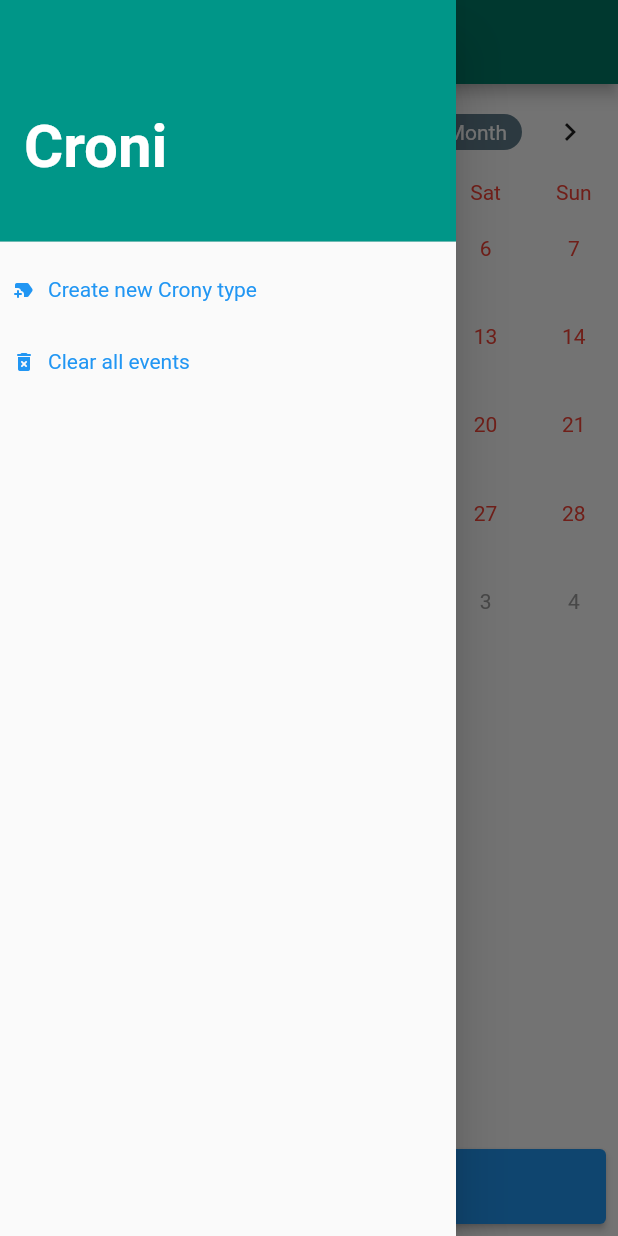
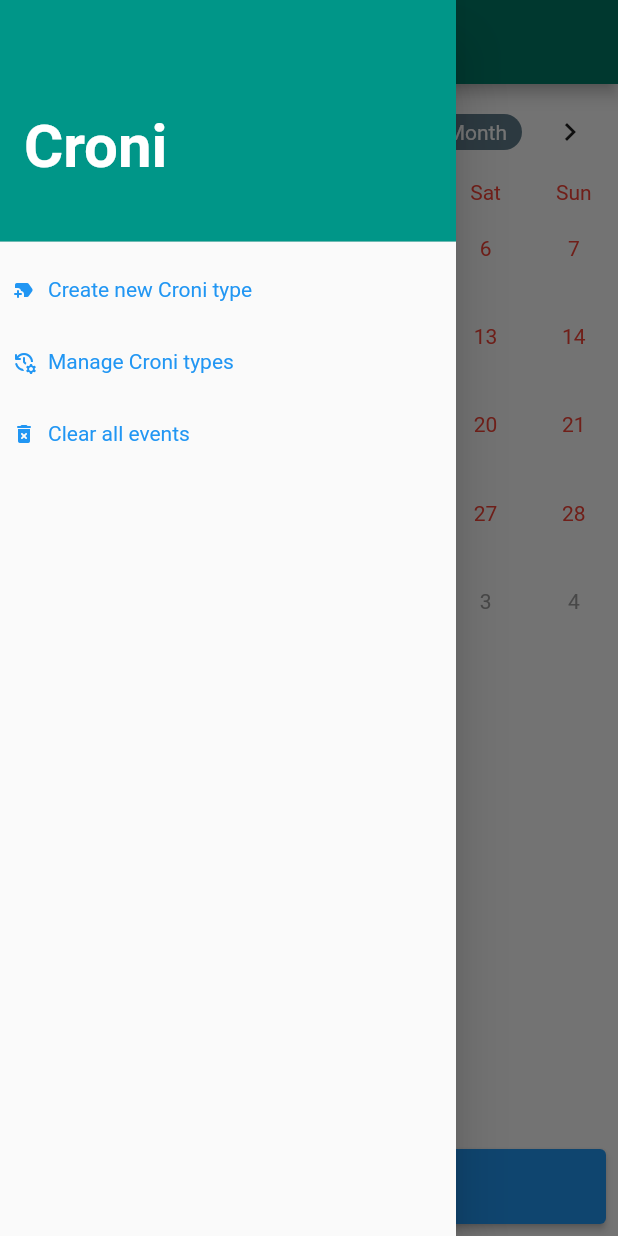
Before and after one commit to AlvaroFerGar/Croni, a Flutter app: the screen it shows after launch, with the side drawer open, on a phone screen of 412 x 824 dp. Run offline on Flutter 3.47's test engine with Material 2 defaults, Android fonts, the light colour scheme and no system bars; drawn by our look-alikes of table_calendar; our stand-ins replace emoji_picker_flutter, flutter_colorpicker.

Commit message:
Cambios menores
Signed-off-by: AlvaroFerGar <42245468+AlvaroFerGar@users.noreply.github.com>

```diff
--- a/lib/main.dart
+++ b/lib/main.dart
@@ -85,7 +85,29 @@ class _HomeCalendarPageState extends State<HomeCalendarPage> {
               label: Align(
                 alignment: Alignment.centerLeft,
                 child: Text(
-                  "Create new Crony type",
+                  "Create new Croni type",
+                  style: TextStyle(
+                    fontWeight: FontWeight.normal,
+                  ),
+                  textAlign: TextAlign.left,
+                ),
+              ),
+            ),
+            TextButton.icon(
+              style: ButtonStyle(
+                  backgroundColor:
+                      MaterialStateProperty.all(Colors.transparent)),
+              onPressed: () => {
+                //TODO. Pasar a un formulario que permita editar/eliminar/ver los tipos
+              },
+              icon: Icon(
+                Icons.manage_history_rounded,
+                size: 16.0,
+              ),
+              label: Align(
+                alignment: Alignment.centerLeft,
+                child: Text(
+                  "Manage Croni types",
                   style: TextStyle(
                     fontWeight: FontWeight.normal,
                   ),
@@ -159,7 +181,7 @@ class _HomeCalendarPageState extends State<HomeCalendarPage> {
                     itemBuilder: (context, int index) {
                       //print("index");
                       //print(index);
-                      List<CroniEvent> eventsInDay=_getEventsForDay(date);
+                      List<CroniEvent> eventsInDay = _getEventsForDay(date);
                       //print(eventsInDay);
                       if (index == null) return Container();
                       return Container(
@@ -246,7 +268,6 @@ class _HomeCalendarPageState extends State<HomeCalendarPage> {
     );
   }
 
-
   Future<void> _onClearAllEvents(BuildContext context) async {
     print("pressed clear");
 
@@ -302,21 +323,30 @@ class _HomeCalendarPageState extends State<HomeCalendarPage> {
 
   Future<void> _onPressedNewCroniEvent(BuildContext context) async {
     print("_onPressedNewCroniEvent  " + _selected_day.toString());
-    List<String> cronitypenames=[];
-    for (CroniType type in _cronitypes)
-    {
-      cronitypenames.add(type.emoji.emoji.toString()+" "+type.name);
+    List<String> cronitypenames = [];
+    for (CroniType type in _cronitypes) {
+      cronitypenames.add(type.emoji.emoji.toString() + " " + type.name);
     }
     //print(cronitypenames);
     final CroniEventResult result = await Navigator.push(
-        context, MaterialPageRoute(builder: (context) => CroniEventForm(croniTypesList: cronitypenames,)));
+        context,
+        MaterialPageRoute(
+            builder: (context) => CroniEventForm(
+                  croniTypesList: cronitypenames,
+                )));
     //print(result);
 
     if (result == null) return;
 
-    CroniEvent croni=CroniEvent(type: _cronitypes[result.typeId], name: result.name, startDate: _selected_day, endDate: _selected_day);
-    if (_eventsByDay[_selected_day] != null) _eventsByDay[_selected_day]?.add(croni);
-    if (_eventsByDay[_selected_day] == null) _eventsByDay[_selected_day] = [croni];
+    CroniEvent croni = CroniEvent(
+        type: _cronitypes[result.typeId],
+        name: result.name,
+        startDate: _selected_day,
+        endDate: _selected_day);
+    if (_eventsByDay[_selected_day] != null)
+      _eventsByDay[_selected_day]?.add(croni);
+    if (_eventsByDay[_selected_day] == null)
+      _eventsByDay[_selected_day] = [croni];
 
     _onUpdateCroniSlabs(context);
 
@@ -335,7 +365,7 @@ class _HomeCalendarPageState extends State<HomeCalendarPage> {
           child: CroniSlabStatelessWidget(
               bckgcolor: event.type.color,
               eventName: event.name,
-              eventTypeName:event.type.name,
+              eventTypeName: event.type.name,
               emoji: event.type.emoji.emoji.toString())));
     }
     setState(() {});
```
Also changed, not shown: lib/cronitypeform.dart (+4 -10 lines).
